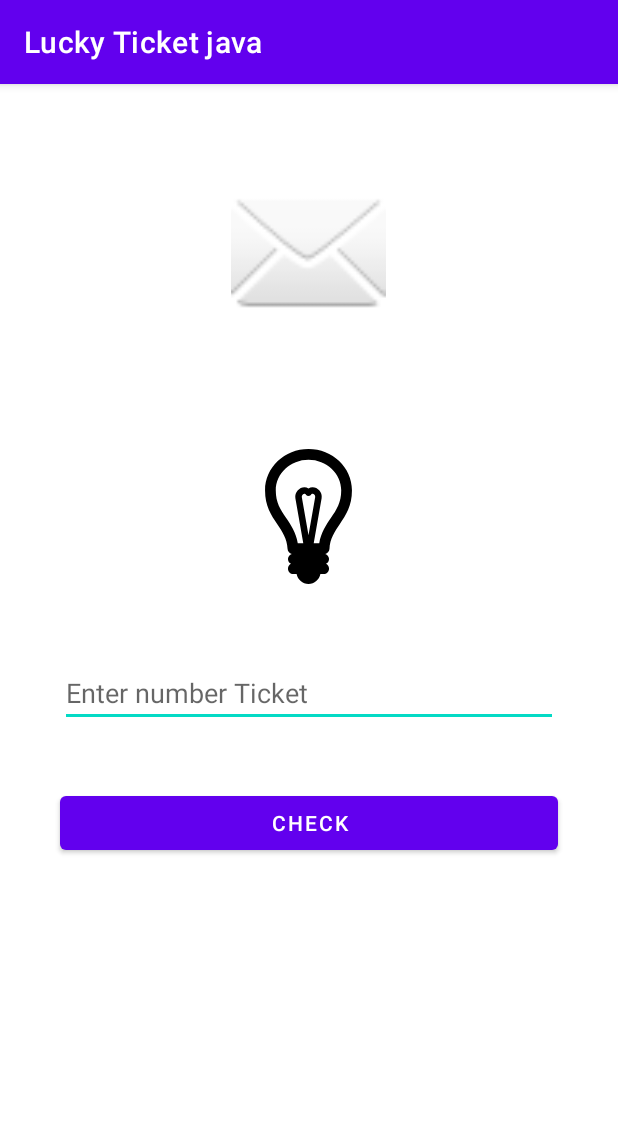
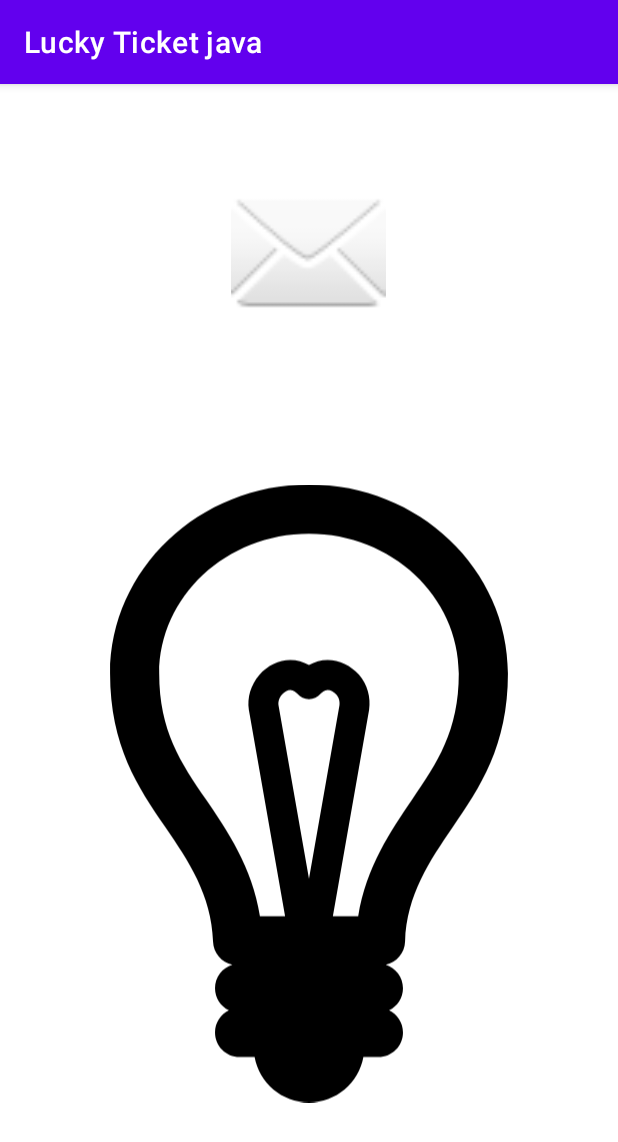
Before and after one commit to ridchenko/Lucky-Ticket-Java, an Android app: the screen it shows after launch (MainActivity), on a phone screen of 412 x 824 dp. Shown: the top 1142 px of the screen. Run offline under Robolectric (Android 15) with nearby library versions, the phone set to English and light mode, and no system bars.

Commit message:
Update activity_main.xml

```diff
--- a/app/src/main/res/layout/activity_main.xml
+++ b/app/src/main/res/layout/activity_main.xml
@@ -8,19 +8,19 @@
     tools:context=".MainActivity">
 
     <Button
-        android:id="@+id/button"
+        android:id="@+id/btnCheckNumber"
         android:layout_width="match_parent"
         android:layout_height="wrap_content"
-        android:layout_below="@id/editTextPersonName"
+        android:layout_below="@id/etTicketNumber"
         android:layout_centerHorizontal="true"
         android:layout_marginHorizontal="40dp"
         android:layout_marginTop="40dp"
-        android:onClick="onClick"
+        android:onClick="CheckTicket"
         android:text="@string/button"
         tools:ignore="MissingConstraints,OnClick,UsingOnClickInXml" />
 
     <EditText
-        android:id="@+id/editTextPersonName"
+        android:id="@+id/etTicketNumber"
         android:layout_width="match_parent"
         android:layout_height="wrap_content"
         android:layout_centerHorizontal="true"
@@ -28,13 +28,13 @@
         android:layout_below="@id/imageView"
         android:layout_marginTop="50dp"
         android:hint="@string/hint"
-        android:inputType="textPersonName"
+        android:inputType="numberSigned"
         tools:ignore="MissingConstraints" />
 
     <ImageView
         android:id="@+id/imageView"
-        android:layout_width="90dp"
-        android:layout_height="90dp"
+        android:layout_width="wrap_content"
+        android:layout_height="wrap_content"
         android:layout_centerHorizontal="true"
         android:layout_marginTop="80dp"
         android:layout_below="@id/imageView2"
```
